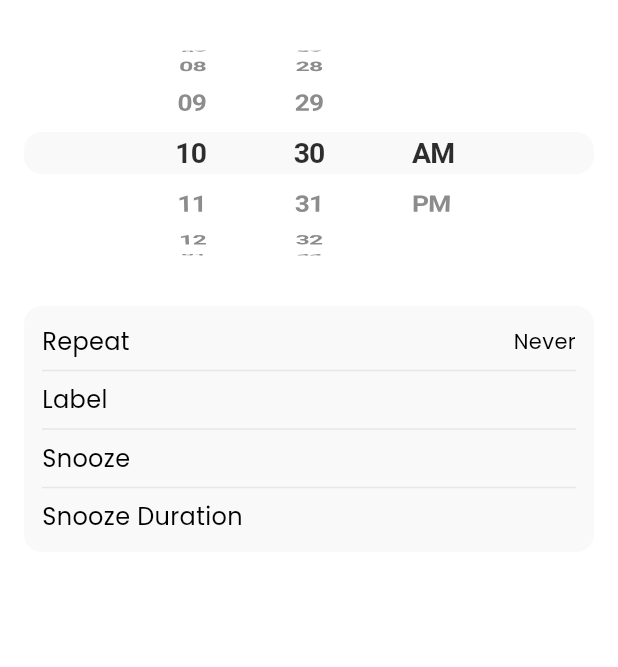
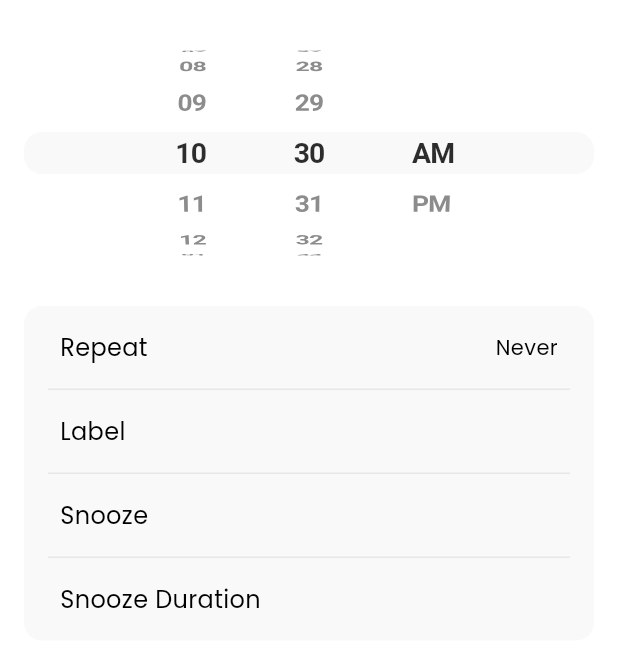
Before and after one commit to rahmat3nanda/reminder, a Flutter app: the ReminderAddSheet widget shown alone on an empty page, opened directly, on a phone screen of 412 x 824 dp, the part 108-775 px from its top. Run offline on Flutter 3.47's test engine with Material 3 defaults, Android fonts, the phone set to English and light mode, and no system bars; our stand-ins replace equatable, flutter_bloc, flutter_svg, google_fonts, hive, hive_flutter and 1 more; accounts and stored records are empty; project files that could hold a hidden picture were left out.

Commit message:
Implement `ReminderRepeatSheet` and integrate day selection in `ReminderAddSheet`
- Create `ReminderRepeatSheet` to allow users to select multiple days for reminder repetition.
- Update `ReminderAddSheet` to navigate to `ReminderRepeatSheet` when the "Repeat" field is tapped.
- Refactor `ReminderAddSheet` fields to use `Material` with `InkWell` for better touch feedback.
- Standardize padding and dividers for list items within both reminder sheets.
- Implement `repeatDay` logic in `ReminderAddCubit` (implied by usage) to toggle selection of days.

```diff
--- a/lib/features/reminder/presentation/sheets/reminder_add_sheet.dart
+++ b/lib/features/reminder/presentation/sheets/reminder_add_sheet.dart
@@ -21,8 +21,10 @@ import 'package:flutter/material.dart'
         IgnorePointer,
         InkWell,
         ListView,
+        Material,
         MediaQuery,
         Navigator,
+        Padding,
         Row,
         SizedBox,
         Stack,
@@ -41,6 +43,8 @@ import 'package:reminder/features/reminder/presentation/extensions/day_string.da
     show DaysString;
 import 'package:reminder/features/reminder/presentation/sheets/bloc/reminder_add_cubit.dart'
     show ReminderAddCubit, ReminderAddState;
+import 'package:reminder/features/reminder/presentation/sheets/reminder_repeat_sheet.dart'
+    show ReminderRepeatSheet;
 import 'package:reminder/shared/widgets.dart' show RemUIText;
 
 class ReminderAddSheet extends StatelessWidget {
@@ -50,7 +54,7 @@ class ReminderAddSheet extends StatelessWidget {
       showModalBottomSheet<ReminderTime?>(
         context: context,
         isScrollControlled: true,
-        builder: (BuildContext context) => const ReminderAddSheet(),
+        builder: (_) => const ReminderAddSheet(),
         backgroundColor: Colors.transparent,
       );
 
@@ -168,28 +172,29 @@ class ReminderAddSheet extends StatelessWidget {
                   ),
             ),
             const SizedBox(height: 24),
-            Container(
-              padding: const .all(12),
-              decoration: BoxDecoration(
+            Material(
+              clipBehavior: .antiAlias,
               color: color.greyS3A5.value,
               borderRadius: .circular(12),
-              ),
               child: BlocBuilder<ReminderAddCubit, ReminderAddState>(
-                builder: (_, s) => Column(
+                builder: (BuildContext context, ReminderAddState s) => Column(
                   mainAxisSize: .min,
                   children: <Widget>[
                     _field(
                       title: 'Repeat',
                       value: RemUIText(s.repeatDays.display, textAlign: .right),
-                      onTap: () {},
+                      onTap: () => ReminderRepeatSheet.show(
+                        context,
+                        cubit: context.read<ReminderAddCubit>(),
                       ),
-                    Divider(color: color.grey.value.withValues(alpha: .2)),
+                    ),
+                    _divider(color),
                     _field(title: 'Label'),
-                    Divider(color: color.grey.value.withValues(alpha: .2)),
+                    _divider(color),
                     // _field(title: 'Sound'),
-                    // Divider(color: color.grey.value.withValues(alpha: .2)),
+                    // _divider(color),
                     _field(title: 'Snooze'),
-                    Divider(color: color.grey.value.withValues(alpha: .2)),
+                    _divider(color),
                     _field(title: 'Snooze Duration'),
                   ],
                 ),
@@ -200,6 +205,11 @@ class ReminderAddSheet extends StatelessWidget {
       ),
     );
   }
+
+  Widget _divider(AppColor color) => Padding(
+    padding: const .symmetric(horizontal: 16),
+    child: Divider(color: color.grey.value.withValues(alpha: .2), height: 1),
+  );
 
   Widget _actionButton({
     required IconData icon,
@@ -219,12 +229,15 @@ class ReminderAddSheet extends StatelessWidget {
   Widget _field({required String title, Widget? value, VoidCallback? onTap}) =>
       InkWell(
         onTap: onTap,
+        child: Padding(
+          padding: const .symmetric(vertical: 16, horizontal: 24),
           child: Row(
             spacing: 12,
             children: <Widget>[
               RemUIText(title, fontSize: 16),
               Expanded(child: value ?? const SizedBox.shrink()),
             ],
+          ),
         ),
       );
 
```
Also changed, not shown: lib/features/reminder/presentation/sheets/reminder_repeat_sheet.dart (added, +154 -0 lines). Lines whose indentation alone changed are shown as unchanged.
